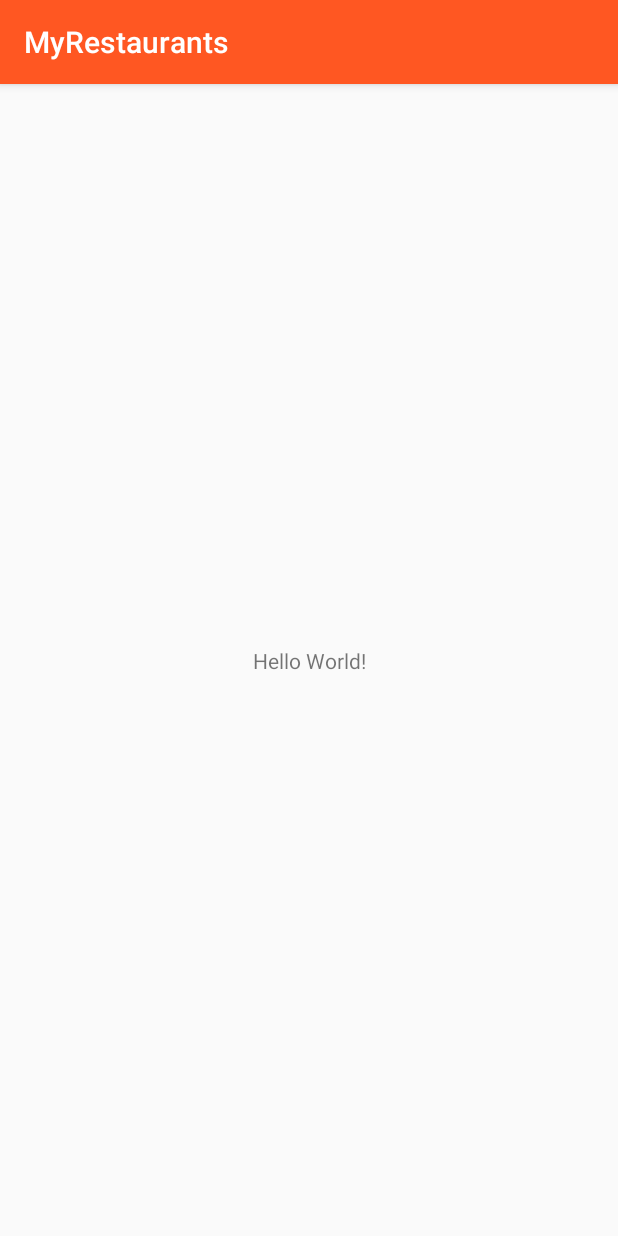
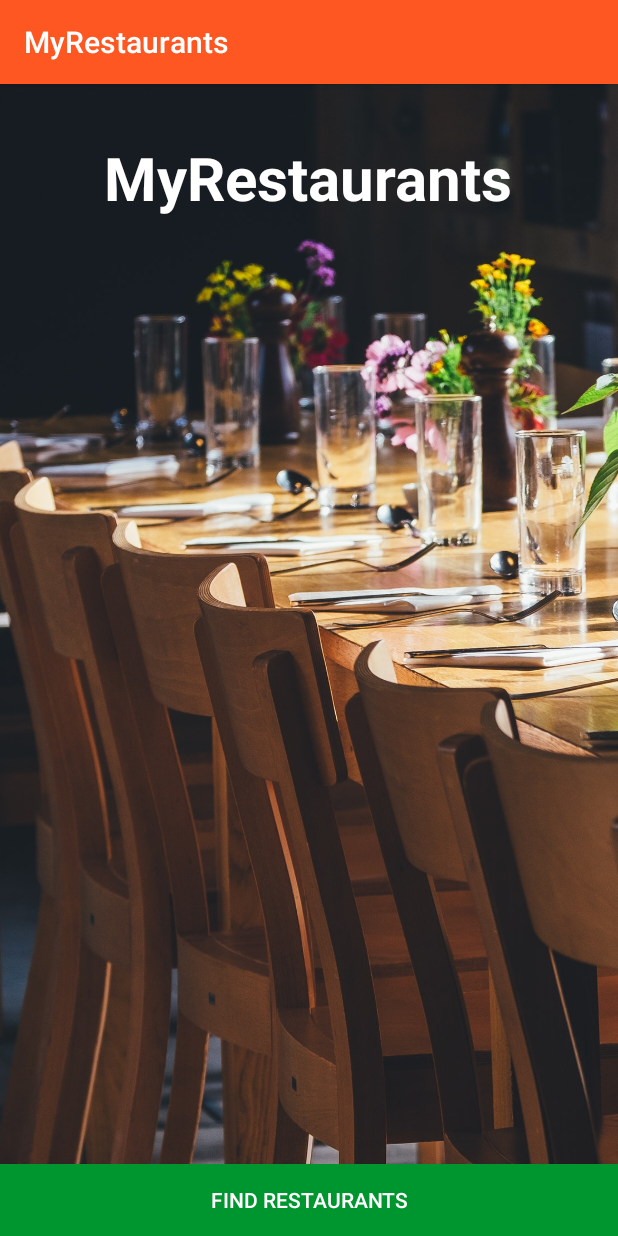
Before and after one commit to sjullieb/android-my-restaurants, an Android app: the screen it shows after launch (MainActivity), on a phone screen of 412 x 824 dp. Run offline under Robolectric (Android 15) with nearby library versions, the phone set to English and light mode, and no system bars.

Commit message:
add background image, change color

```diff
--- a/app/src/main/res/layout/activity_main.xml
+++ b/app/src/main/res/layout/activity_main.xml
@@ -1,18 +1,37 @@
 <?xml version="1.0" encoding="utf-8"?>
-<android.support.constraint.ConstraintLayout xmlns:android="http://schemas.android.com/apk/res/android"
+<RelativeLayout xmlns:android="http://schemas.android.com/apk/res/android"
     xmlns:app="http://schemas.android.com/apk/res-auto"
-    xmlns:tools="http://schemas.android.com/tools"
     android:layout_width="match_parent"
     android:layout_height="match_parent"
-    tools:context="com.example.guest.myrestaurants.MainActivity">
+    android:background="#000000">
+
+    <ImageView
+        android:id="@+id/imageView"
+        android:layout_width="wrap_content"
+        android:layout_height="fill_parent"
+        android:scaleType="centerCrop"
+        app:srcCompat="@drawable/background" />
 
     <TextView
+        android:id="@+id/textView"
         android:layout_width="wrap_content"
         android:layout_height="wrap_content"
-        android:text="Hello World!"
-        app:layout_constraintBottom_toBottomOf="parent"
-        app:layout_constraintLeft_toLeftOf="parent"
-        app:layout_constraintRight_toRightOf="parent"
-        app:layout_constraintTop_toTopOf="parent" />
+        android:layout_alignParentTop="true"
+        android:layout_centerHorizontal="true"
+        android:layout_marginTop="35dp"
+        android:text="MyRestaurants"
+        android:textColor="@color/colorTextIcons"
+        android:textSize="40sp"
+        android:textStyle="bold" />
 
-</android.support.constraint.ConstraintLayout>
+    <Button
+        android:id="@+id/findRestaurantButton"
+        android:layout_width="match_parent"
+        android:layout_height="wrap_content"
+        android:layout_alignParentBottom="true"
+        android:layout_centerHorizontal="true"
+        android:text="Find Restaurants"
+        android:background="@color/colorAccent"
+        android:textColor="@color/colorTextIcons"/>
+
+</RelativeLayout>
--- a/app/src/main/res/values/colors.xml
+++ b/app/src/main/res/values/colors.xml
@@ -4,7 +4,7 @@
     <color name="colorPrimaryDark">#E64A19</color>
     <color name="colorPrimaryLight">#FFCCBC</color>
     <color name="colorTextIcons">#FFFFFF</color>
-    <color name="colorAccent">#009688</color>
+    <color name="colorAccent">#00962f</color>
     <color name="colorPrimaryText">#212121</color>
     <color name="colorSecondaryText">#727272</color>
     <color name="colorDivider">#B6B6B6</color>
```
Also changed, not shown: app/src/main/res/drawable/background.jpeg (added).
